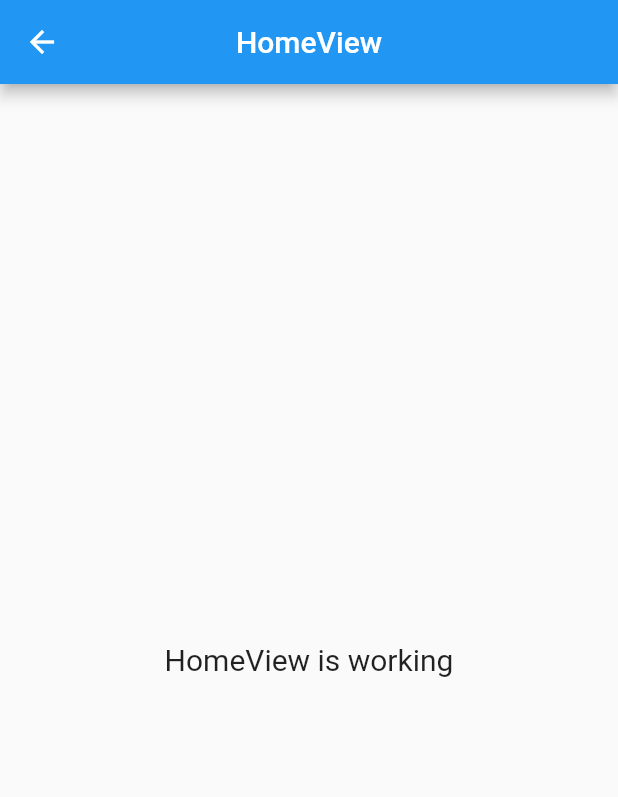
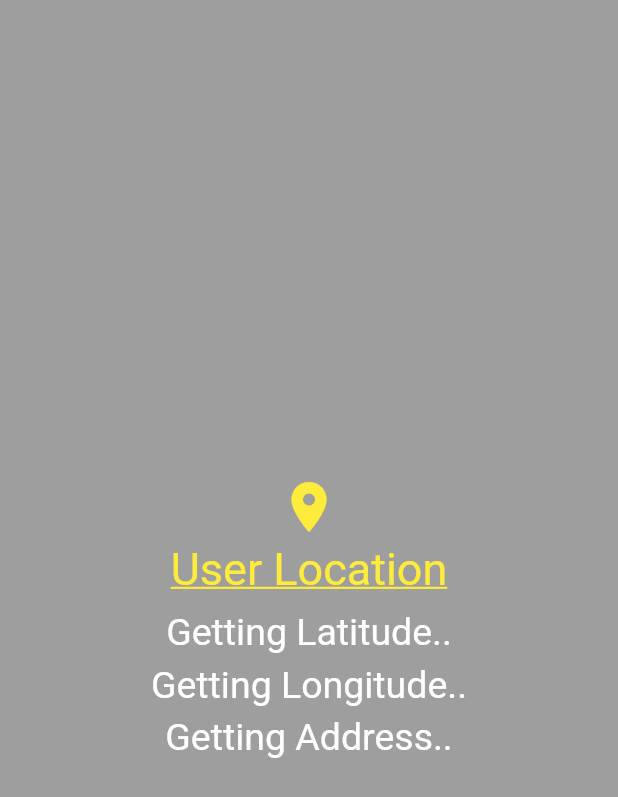
Before and after one commit to Djumabaevs/todo_flutter, a Flutter app: the HomeView screen opened directly, on a phone screen of 412 x 824 dp. Shown: the top 797 px of the screen. Run offline on Flutter 3.47's test engine with Material 2 defaults, Android fonts, the phone set to English and light mode, and no system bars; our stand-ins replace geocoding, geolocator, get.

Commit message:
home view is done

```diff
--- a/lib/app/modules/home/views/home_view.dart
+++ b/lib/app/modules/home/views/home_view.dart
@@ -8,16 +8,65 @@ class HomeView extends GetView<HomeController> {
   @override
   Widget build(BuildContext context) {
     return Scaffold(
-      appBar: AppBar(
-        title: Text('HomeView'),
-        centerTitle: true,
-      ),
+      backgroundColor: Colors.black38,
       body: Center(
-        child: Text(
-          'HomeView is working',
-          style: TextStyle(fontSize: 20),
+          child: Padding(
+        padding: const EdgeInsets.all(16.0),
+        child: Column(
+          mainAxisAlignment: MainAxisAlignment.center,
+          crossAxisAlignment: CrossAxisAlignment.center,
+          children: [
+            Icon(
+              Icons.location_on,
+              color: Colors.yellow,
+              size: 40,
+            ),
+            SizedBox(
+              height: 4,
+            ),
+            Text(
+              'User Location',
+              style: TextStyle(
+                  color: Colors.yellow,
+                  fontSize: 30,
+                  decoration: TextDecoration.underline),
+            ),
+            SizedBox(
+              height: 10,
+            ),
+            Obx(
+              () => Text(
+                controller.latitude.value,
+                style: TextStyle(
+                  color: Colors.white,
+                  fontSize: 25,
+                ),
+              ),
+            ),
+            SizedBox(
+              height: 6,
+            ),
+            Obx(
+              () => Text(
+                controller.longitude.value,
+                style: TextStyle(
+                  color: Colors.white,
+                  fontSize: 25,
+                ),
+              ),
+            ),
+            SizedBox(
+              height: 6,
+            ),
+            Obx(
+              () => Text(
+                controller.address.value,
+                style: TextStyle(color: Colors.white, fontSize: 25),
+              ),
+            ),
+          ],
         ),
-      ),
+      )),
     );
   }
 }
```
